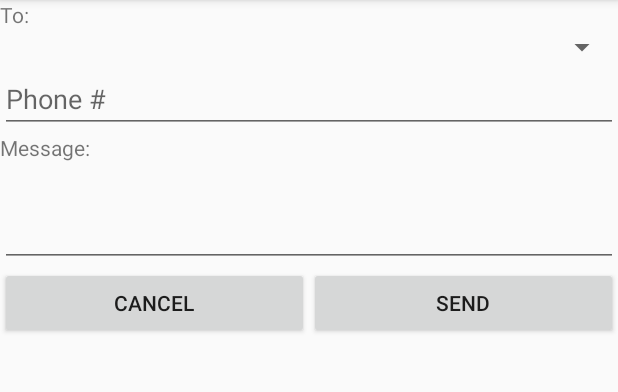
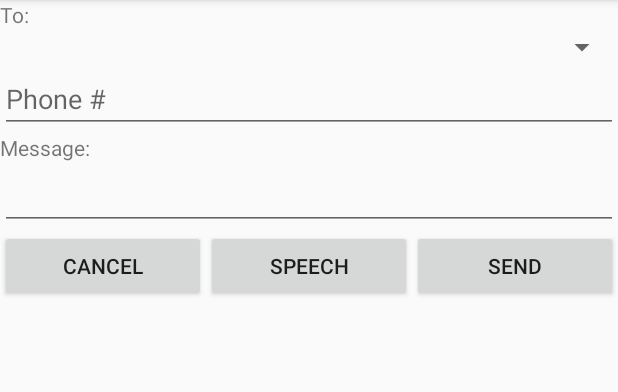
Before and after one commit to EnzanIjuin/PracticeApp, an Android app: the fragment ComposeSmsDialogFragment shown on its own in the app's theme, on a phone screen of 412 x 824 dp, the part 84-476 px from its top. Run offline under Robolectric (Android 15) with nearby library versions, the phone set to English and light mode, and no system bars; 1 statement that could not run was skipped.

Commit message:
Speech Recognition Complete

```diff
--- a/app/src/main/res/layout/fragment_compose_sms_dialog.xml
+++ b/app/src/main/res/layout/fragment_compose_sms_dialog.xml
@@ -37,8 +37,7 @@
         android:layout_gravity="center_horizontal"
         android:layout_alignParentLeft="true"
         android:layout_alignParentStart="true"
-        android:layout_below="@+id/text_msg"
-        android:height="70dp" />
+        android:layout_below="@+id/text_msg" />
 
     <Spinner
         android:layout_width="match_parent"
@@ -67,6 +66,13 @@
         <Button
             android:layout_width="wrap_content"
             android:layout_height="wrap_content"
+            android:text="Speech"
+            android:id="@+id/b_speech"
+            android:layout_weight="1" />
+
+        <Button
+            android:layout_width="wrap_content"
+            android:layout_height="wrap_content"
             android:text="Send"
             android:id="@+id/b_send"
             android:layout_weight="1" />
```
Also changed, not shown: app/src/main/java/com/example/shelton/practiceapp/ComposeSmsDialogFragment.java (+46 -13 lines).
